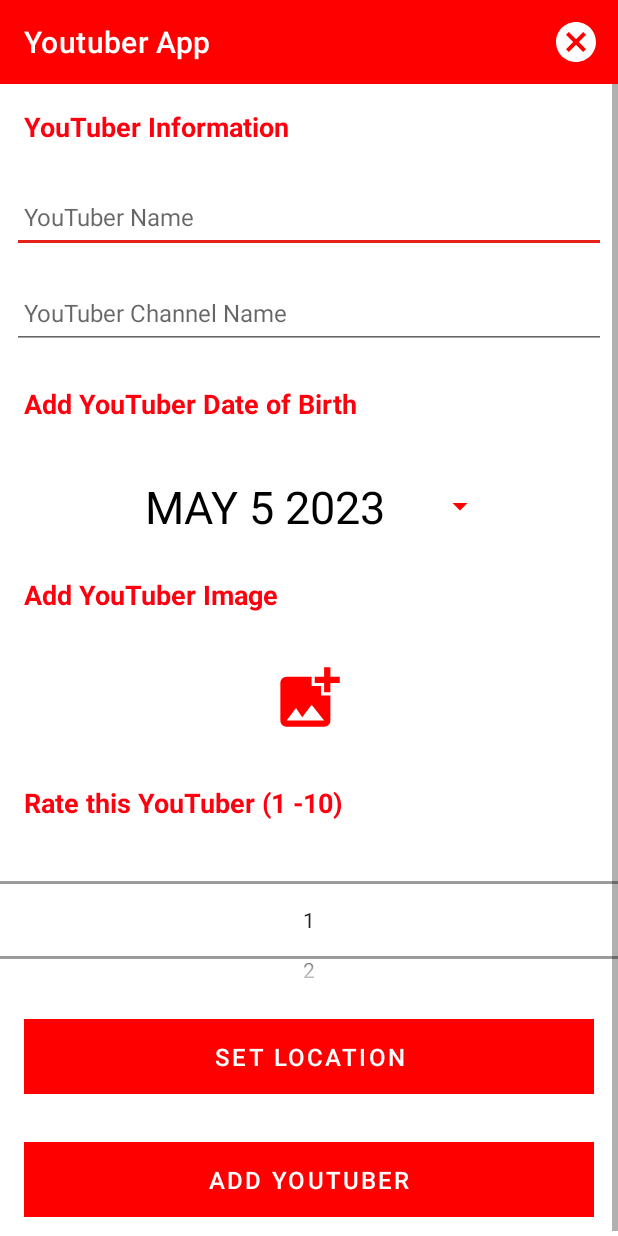
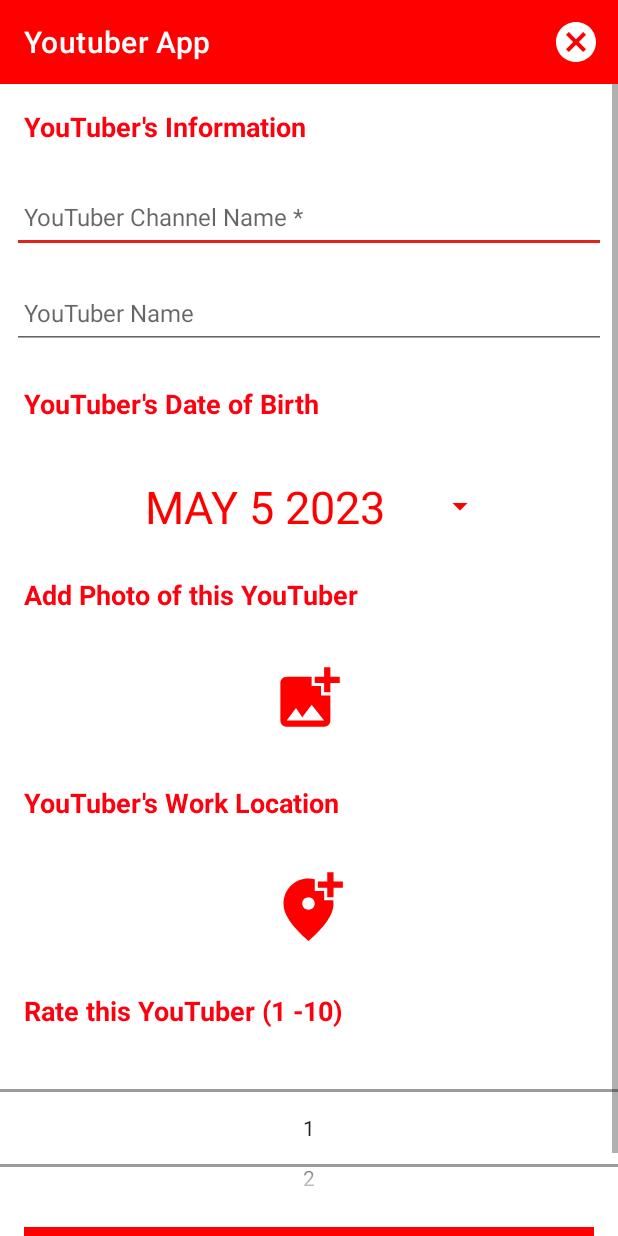
Before and after one commit to emmaroche/Youtuber-App-MAD1, an Android app: the screen it shows after launch once a user with an empty profile is signed in (YoutuberView), after a tap on "Add", on a phone screen of 412 x 824 dp. Run offline under Robolectric (Android 15) with nearby library versions, the phone set to English and light mode, and no system bars; our stand-ins replace Firebase (no records; nobody signed in at launch, a user with empty details on screens opened directly), Picasso, Timber; pictures from the network do not load; 1 statement that could not run was skipped.

Commit message:
App UI and UX updates

```diff
--- a/app/src/main/java/ie/setu/youtuberApp/activities/YoutuberMapsActivity.kt
+++ b/app/src/main/java/ie/setu/youtuberApp/activities/YoutuberMapsActivity.kt
@@ -76,8 +76,8 @@ class YoutuberMapsActivity : AppCompatActivity(), GoogleMap.OnMarkerClickListene
 
     override fun onMarkerClick(marker: Marker): Boolean {
         val youtuber = marker.tag as YoutuberModel
+        contentBinding.currentChannelName.text = youtuber.channelName
         contentBinding.currentYoutuberName.text = youtuber.name
-        contentBinding.currentChannelName.text = youtuber.channelName
         Picasso.get().load(youtuber.youtuberImage).into(contentBinding.imageView2)
         return false
     }
--- a/app/src/main/java/ie/setu/youtuberApp/activities/YoutuberView.kt
+++ b/app/src/main/java/ie/setu/youtuberApp/activities/YoutuberView.kt
@@ -60,8 +60,8 @@ class YoutuberView : AppCompatActivity() {
         if (intent.hasExtra("youtuber_edit")) {
             edit = true
             youtuber = intent.extras?.getParcelable("youtuber_edit")!!
+            binding.youtuberChannelName.setText(youtuber.channelName)
             binding.youtuberName.setText(youtuber.name)
-            binding.youtuberChannelName.setText(youtuber.channelName)
             binding.youtuberRating.value = youtuber.youtuberRating
             binding.datePickerButton.text = youtuber.dob
             binding.btnAdd.setText(R.string.button_saveYoutuber)
@@ -77,9 +77,8 @@ class YoutuberView : AppCompatActivity() {
 
 
         binding.btnAdd.setOnClickListener {
-
+            youtuber.channelName = binding.youtuberChannelName.text.toString()
             youtuber.name = binding.youtuberName.text.toString()
-            youtuber.channelName = binding.youtuberChannelName.text.toString()
             youtuber.youtuberRating = binding.youtuberRating.value
             youtuber.dob = binding.datePickerButton.text.toString()
 
@@ -95,7 +94,7 @@ class YoutuberView : AppCompatActivity() {
             data["dob"] = youtuber.dob
             data["userId"] = userId
 
-            if (youtuber.name.isEmpty()) {
+            if (youtuber.channelName.isEmpty()) {
                 Snackbar.make(it, R.string.error_Text, Snackbar.LENGTH_LONG).show()
             } else {
                 if (edit) {
@@ -166,15 +165,15 @@ class YoutuberView : AppCompatActivity() {
         when (item.itemId) {
             R.id.item_delete -> {
 
-                // Code resource used to help: https://www.javatpoint.com/kotlin-android-alertdialog
+                // Code resource used to help with delete all: https://www.javatpoint.com/kotlin-android-alertdialog
                 val builder = AlertDialog.Builder(this)
-                //set title for alert dialog
+                // Set title for alert dialog
                 builder.setTitle(R.string.dialogTitle)
-                //set message for alert dialog
+                // Set message for alert dialog
                 builder.setMessage(R.string.dialogMessage)
                 builder.setIcon(R.drawable.baseline_warning)
 
-                //yes option selected
+                // Yes option selected
                 builder.setPositiveButton("Yes") { _, _ ->
                     Toast.makeText(applicationContext, "YouTuber Deleted", Toast.LENGTH_LONG).show()
                     i("Delete Button Pressed: $youtuber")
@@ -184,7 +183,7 @@ class YoutuberView : AppCompatActivity() {
                     finish()
                 }
 
-                //cancel option selected
+                // Cancel option selected
                 builder.setNegativeButton("Cancel") { _, _ ->
                     Toast.makeText(applicationContext, "Delete Cancelled", Toast.LENGTH_LONG).show()
                 }
--- a/app/src/main/java/ie/setu/youtuberApp/adapters/YoutuberAdapter.kt
+++ b/app/src/main/java/ie/setu/youtuberApp/adapters/YoutuberAdapter.kt
@@ -40,8 +40,8 @@ class YoutuberAdapter constructor(
         RecyclerView.ViewHolder(binding.root) {
 
         fun bind(youtuber: YoutuberModel, listener: YoutuberListener) {
+            binding.youtuberChannelName.text = youtuber.channelName
             binding.youtuberName.text = youtuber.name
-            binding.youtuberChannelName.text = youtuber.channelName
             binding.youtuberRating.text = youtuber.youtuberRating.toString()
             binding.youtuberDobText.text = youtuber.dob
             Picasso.get()
--- a/app/src/main/java/ie/setu/youtuberApp/models/UserModel.kt
+++ /dev/null
@@ -1,11 +0,0 @@
-package ie.setu.youtuberApp.models
-
-import android.os.Parcelable
-import kotlinx.parcelize.Parcelize
-
-@Parcelize
-data class UserModel(
-    var email: String = "",
-    var password: String = "",
-    var confirmPassword: String = ""
-) : Parcelable
--- /dev/null
+++ b/app/src/main/res/drawable/baseline_add_location_alt_24.xml
@@ -0,0 +1,5 @@
+<vector android:height="40dp" android:tint="#F40C0A"
+    android:viewportHeight="24" android:viewportWidth="24"
+    android:width="40dp" xmlns:android="http://schemas.android.com/apk/res/android">
+    <path android:fillColor="@android:color/white" android:pathData="M20,1v3h3v2h-3v3h-2L18,6h-3L15,4h3L18,1h2zM12,13c1.1,0 2,-0.9 2,-2s-0.9,-2 -2,-2 -2,0.9 -2,2 0.9,2 2,2zM14,3.25L14,7h3v3h2.92c0.05,0.39 0.08,0.79 0.08,1.2 0,3.32 -2.67,7.25 -8,11.8 -5.33,-4.55 -8,-8.48 -8,-11.8C4,6.22 7.8,3 12,3c0.68,0 1.35,0.08 2,0.25z"/>
+</vector>
--- a/app/src/main/res/layout/activity_youtuber.xml
+++ b/app/src/main/res/layout/activity_youtuber.xml
@@ -50,6 +50,19 @@
                     android:textStyle="bold" />
 
                 <EditText
+                    android:id="@+id/youtuberChannelName"
+                    android:layout_width="match_parent"
+                    android:layout_height="48dp"
+                    android:layout_margin="8dp"
+                    android:autofillHints="hint"
+                    android:hint="@string/hint_youtuberChannelName"
+                    android:inputType="text"
+                    android:maxLength="25"
+                    android:maxLines="1"
+                    android:padding="8dp"
+                    android:textSize="16sp" />
+
+                <EditText
                     android:id="@+id/youtuberName"
                     android:layout_width="match_parent"
                     android:layout_height="48dp"
@@ -60,21 +73,6 @@
                     android:maxLength="25"
                     android:maxLines="1"
                     android:padding="8dp"
-                    android:textColor="@color/colorPrimaryDark"
-                    android:textSize="16sp" />
-
-                <EditText
-                    android:id="@+id/youtuberChannelName"
-                    android:layout_width="match_parent"
-                    android:layout_height="48dp"
-                    android:layout_margin="8dp"
-                    android:autofillHints="hint"
-                    android:hint="@string/hint_youtuberChannelName"
-                    android:inputType="text"
-                    android:maxLength="25"
-                    android:maxLines="1"
-                    android:padding="8dp"
-                    android:textColor="@color/colorPrimaryDark"
                     android:textSize="16sp" />
 
                 <TextView
@@ -99,7 +97,7 @@
                         android:layout_height="wrap_content"
                         android:text="@string/date_picker"
                         android:textSize="30sp"
-                        android:textColor="@color/black"
+                        android:textColor="@color/colorAccent"
                         style="?android:spinnerStyle"
                         app:layout_constraintLeft_toLeftOf="parent"
                         app:layout_constraintRight_toRightOf="parent"
@@ -141,6 +139,32 @@
                 </LinearLayout>
 
                 <TextView
+                    android:id="@+id/addLocationView"
+                    android:layout_width="match_parent"
+                    android:layout_height="wrap_content"
+                    android:padding="16dp"
+                    android:text="@string/add_youtubers_work_location"
+                    android:textSize="18sp"
+                    android:textStyle="bold" />
+
+                <LinearLayout
+                    android:id="@+id/LinearLayoutButton2"
+                    android:layout_width="match_parent"
+                    android:layout_height="match_parent"
+                    android:gravity="center"
+                    android:orientation="vertical">
+
+                    <Button
+                        android:id="@+id/youtuberLocation"
+                        android:layout_width="50dp"
+                        android:layout_height="50dp"
+                        android:layout_margin="16dp"
+                        android:background="@drawable/baseline_add_location_alt_24"
+                        android:text="@string/choose_image"
+                        android:textSize="0sp" />
+                </LinearLayout>
+
+                <TextView
                     android:id="@+id/ratingTextView"
                     android:layout_width="match_parent"
                     android:layout_height="wrap_content"
@@ -153,19 +177,6 @@
                     android:id="@+id/youtuberRating"
                     android:layout_width="match_parent"
                     android:layout_height="100dp" />
-
-                <Button
-                    android:id="@+id/youtuberLocation"
-                    android:layout_width="match_parent"
-                    android:layout_height="wrap_content"
-                    android:layout_margin="16dp"
-                    android:background="@color/colorAccent"
-                    android:paddingBottom="8dp"
-                    android:paddingTop="8dp"
-                    android:stateListAnimator="@null"
-                    android:text="@string/button_location"
-                    android:textColor="@color/colorPrimary"
-                    android:textSize="16sp" />
 
                 <Button
                     android:id="@+id/btnAdd"
--- a/app/src/main/res/layout/card_youtuber.xml
+++ b/app/src/main/res/layout/card_youtuber.xml
@@ -40,17 +40,17 @@
 
 
             <TextView
+                android:id="@+id/youtuberChannelName"
+                android:layout_width="wrap_content"
+                android:layout_height="wrap_content"
+                android:textSize="25sp"
+                tools:text="Channel" />
+
+            <TextView
                 android:id="@+id/youtuberName"
                 android:layout_width="wrap_content"
                 android:layout_height="wrap_content"
-                android:textSize="30sp"
                 tools:text="Name" />
-
-            <TextView
-                android:id="@+id/youtuberChannelName"
-                android:layout_width="wrap_content"
-                android:layout_height="wrap_content"
-                tools:text="Channel Name" />
 
             <TextView
                 android:id="@+id/youtuberDobText"
@@ -82,7 +82,6 @@
                 android:textOff=""
                 android:text="" />
 
-
         </LinearLayout>
 
     </LinearLayout>
--- a/app/src/main/res/menu/menu_main.xml
+++ b/app/src/main/res/menu/menu_main.xml
@@ -12,7 +12,7 @@
     <item
         android:id="@+id/item_map"
         android:icon="@drawable/baseline_map_24"
-        android:title="See ALL YouTubers on Map"
+        android:title="@string/see_all_youtubers_on_map"
         app:showAsAction="ifRoom" />
 
     <item
--- a/app/src/main/res/values/strings.xml
+++ b/app/src/main/res/values/strings.xml
@@ -4,17 +4,17 @@
     <string name="button_saveYoutuber">Save YouTuber</string>
     <string name="button_addYoutuberImage">Add Image</string>
     <string name="hint_youtuberName">YouTuber Name</string>
-    <string name="hint_youtuberChannelName">YouTuber Channel Name</string>
+    <string name="hint_youtuberChannelName">YouTuber Channel Name *</string>
     <string name="menu_addYouTuber">Add</string>
     <string name="menu_deleteYoutuber">Delete</string>
     <string name="menu_cancelAdd">Cancel</string>
-    <string name="error_Text">Please enter a YouTubers name</string>
-    <string name="add_Image_Text">Add YouTuber Image</string>
-    <string name="add_DOB_Text">Add YouTuber Date of Birth</string>
+    <string name="error_Text">Please enter a YouTubers Channel Name</string>
+    <string name="add_Image_Text">Add Photo of this YouTuber</string>
+    <string name="add_DOB_Text">YouTuber\'s Date of Birth</string>
     <string name="select_youtuber_image">Select YouTuber image</string>
     <string name="change_youtuber_image">Change YouTuber image</string>
     <string name="display_youtuber_image">YouTuber image</string>
-    <string name="youtuber_information">YouTuber Information</string>
+    <string name="youtuber_information">YouTuber\'s Information</string>
     <string name="rate_youtuber">Rate this YouTuber (1 -10)</string>
     <string name="search_youtuber">Search</string>
     <string name="date_picker">Date Picker</string>
@@ -47,5 +47,7 @@
     <string name="menu_log_out">Log Out</string>
     <string name="show_favourite_youtubers">Show Favourite YouTubers</string>
     <string name="show_all_youtubers">Show ALL YouTubers</string>
+    <string name="add_youtubers_work_location">YouTuber\'s Work Location</string>
+    <string name="see_all_youtubers_on_map">See ALL YouTubers on Map</string>
 
 </resources>
```
